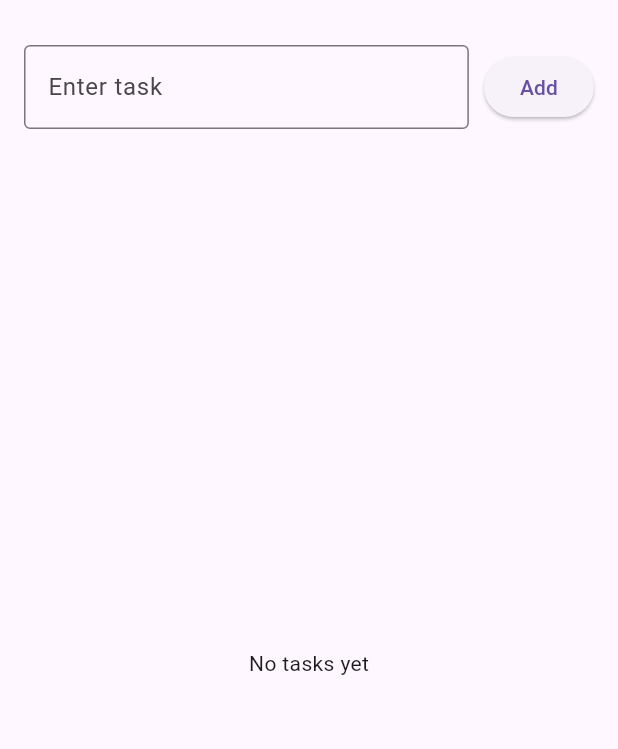
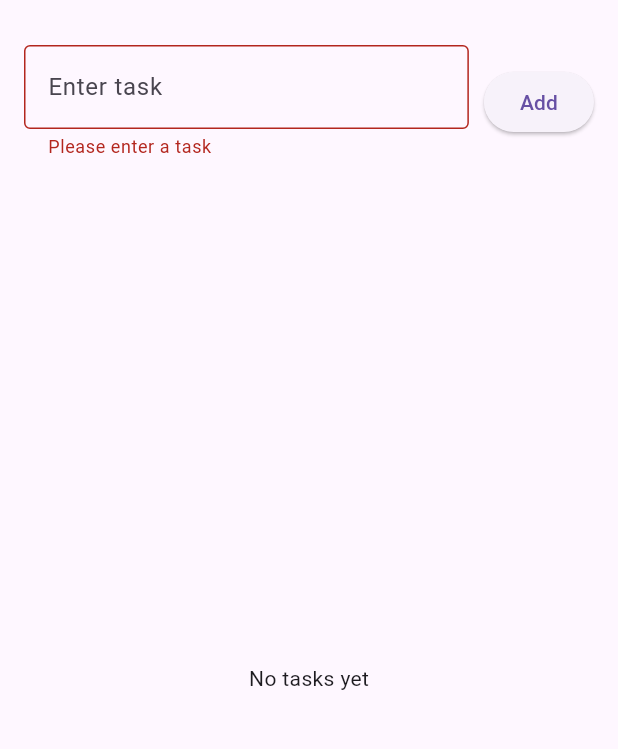
Before and after one commit to grawlings1/CW3, a Flutter app: the screen it shows after launch, after a tap on "Add", on a phone screen of 412 x 824 dp, the part 63-812 px from its top. Run offline on Flutter 3.47's test engine with Material 3 defaults, Android fonts, the phone set to English and light mode, and no system bars.

Commit message:
updated ui

```diff
--- a/lib/main.dart
+++ b/lib/main.dart
@@ -37,9 +37,10 @@ class TaskListScreen extends StatefulWidget {
 class _TaskListScreenState extends State<TaskListScreen> {
   final TextEditingController _taskController = TextEditingController();
   final List<Task> _tasks = [];
+  final _formKey = GlobalKey<FormState>();
 
   void _addTask() {
-    if (_taskController.text.isNotEmpty) {
+    if (_formKey.currentState!.validate()) {
       setState(() {
         _tasks.add(Task(name: _taskController.text));
         _taskController.clear();
@@ -75,15 +76,23 @@ class _TaskListScreenState extends State<TaskListScreen> {
         children: [
           Padding(
             padding: const EdgeInsets.all(16.0),
+            child: Form(
+              key: _formKey,
               child: Row(
                 children: [
                   Expanded(
-                  child: TextField(
+                    child: TextFormField(
                       controller: _taskController,
                       decoration: const InputDecoration(
                         hintText: 'Enter task',
                         border: OutlineInputBorder(),
                       ),
+                      validator: (value) {
+                        if (value == null || value.isEmpty) {
+                          return 'Please enter a task';
+                        }
+                        return null;
+                      },
                     ),
                   ),
                   const SizedBox(width: 10),
@@ -94,13 +103,19 @@ class _TaskListScreenState extends State<TaskListScreen> {
                 ],
               ),
             ),
+          ),
           Expanded(
             child: _tasks.isEmpty
                 ? const Center(child: Text('No tasks yet'))
                 : ListView.builder(
                     itemCount: _tasks.length,
                     itemBuilder: (context, index) {
-                      return ListTile(
+                      return Card(
+                        margin: const EdgeInsets.symmetric(
+                          horizontal: 16.0,
+                          vertical: 8.0,
+                        ),
+                        child: ListTile(
                           leading: Checkbox(
                             value: _tasks[index].isCompleted,
                             onChanged: (bool? value) {
@@ -119,6 +134,7 @@ class _TaskListScreenState extends State<TaskListScreen> {
                             icon: const Icon(Icons.delete, color: Colors.red),
                             onPressed: () => _deleteTask(index),
                           ),
+                        ),
                       );
                     },
                   ),
```
Lines whose indentation alone changed are shown as unchanged.
